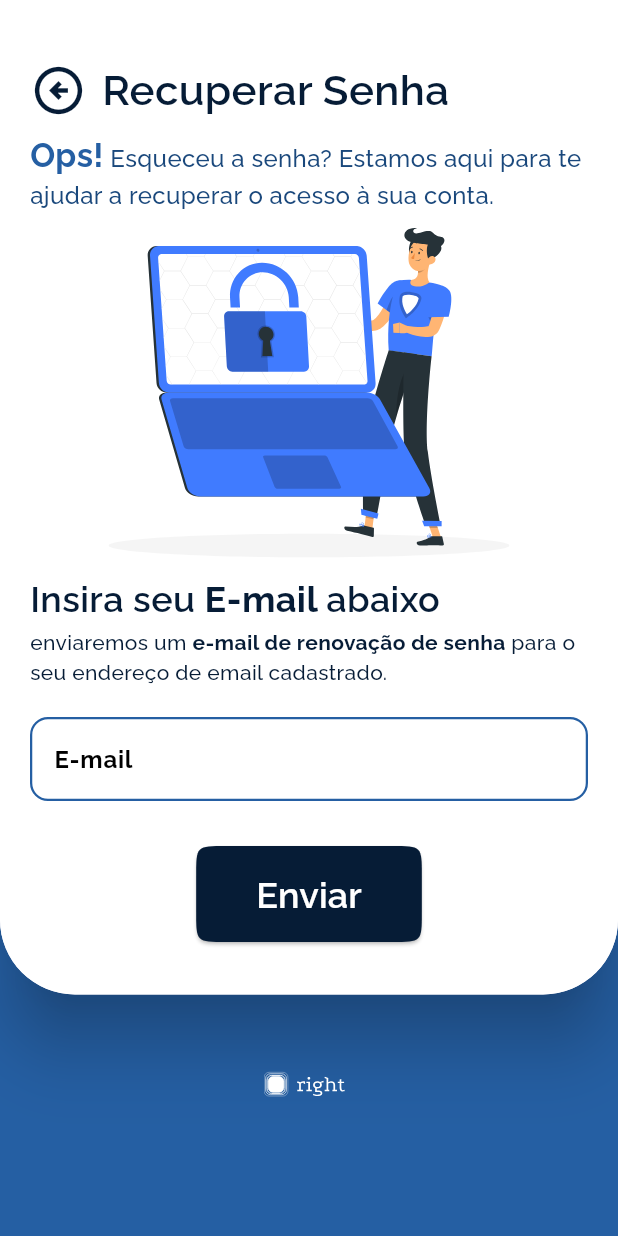
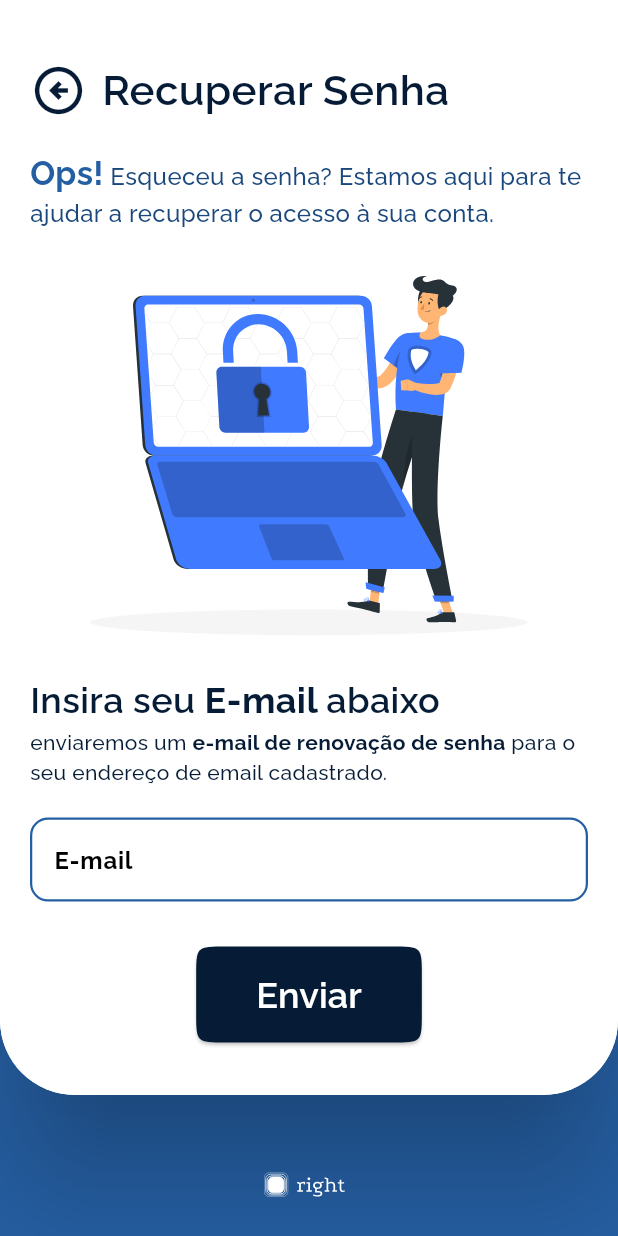
Before and after one commit to Franciscof11/Right, a Flutter app: the screen it shows after launch, after a tap on "Esqueceu a senha?", on a phone screen of 412 x 824 dp. Run offline on Flutter 3.47's test engine with Material 3 defaults, Android fonts, the phone set to English and light mode, and no system bars; our stand-ins replace another_flushbar, device_preview, flutter_heatmap_calendar, flutter_staggered_animations, flutter_svg, google_fonts and 1 more.

Commit message:
refac: sign in page

```diff
--- a/lib/features/auth/application/presentation/pages/recover_password_page.dart
+++ b/lib/features/auth/application/presentation/pages/recover_password_page.dart
@@ -20,7 +20,7 @@ class _RecoverPasswordPageState extends State<RecoverPasswordPage> {
         child: Column(
           children: [
             Material(
-              elevation: 20,
+              elevation: 35,
               borderRadius: const BorderRadius.only(
                 bottomLeft: Radius.circular(50),
                 bottomRight: Radius.circular(50),
@@ -64,7 +64,7 @@ class _RecoverPasswordPageState extends State<RecoverPasswordPage> {
                         ],
                       ),
                       const SizedBox(
-                        height: 8,
+                        height: 20,
                       ),
                       Text.rich(
                         TextSpan(
@@ -88,15 +88,15 @@ class _RecoverPasswordPageState extends State<RecoverPasswordPage> {
                         ),
                       ),
                       const SizedBox(
-                        height: 10,
+                        height: 30,
                       ),
                       SvgPicture.asset(
                         'assets/imgs/forgot_password.svg',
                         width: MediaQuery.of(context).size.width,
-                        height: 220,
+                        height: 240,
                       ),
                       const SizedBox(
-                        height: 10,
+                        height: 25,
                       ),
                       Align(
                         alignment: Alignment.centerLeft,
--- a/lib/features/auth/application/presentation/pages/sign_in_page.dart
+++ b/lib/features/auth/application/presentation/pages/sign_in_page.dart
@@ -1,5 +1,5 @@
 import 'package:flutter/material.dart';
-import 'package:flutter_svg/flutter_svg.dart';
+import 'package:flutter_svg/svg.dart';
 import 'package:google_fonts/google_fonts.dart';
 import 'package:right/features/auth/application/presentation/widgets/custom_text_form_field.dart';
 import 'package:right/utils/const_colors.dart';
@@ -22,37 +22,32 @@ class _SignInPageState extends State<SignInPage> {
     return PopScope(
       canPop: false,
       child: Scaffold(
-        backgroundColor: LightColors().primaryContainer,
+        backgroundColor: LightColors().primary,
         body: SingleChildScrollView(
-          child: Padding(
-            padding: const EdgeInsets.symmetric(horizontal: 22),
-            child: Form(
-              key: formKey,
-              child: Column(
-                children: [
-                  const SizedBox(
-                    height: 60,
+          child: Column(
+            children: [
+              Material(
+                elevation: 35,
+                borderRadius: const BorderRadius.only(
+                  bottomLeft: Radius.circular(50),
+                  bottomRight: Radius.circular(50),
+                ),
+                child: Container(
+                  decoration: const BoxDecoration(
+                    color: Colors.white,
+                    borderRadius: BorderRadius.only(
+                      bottomLeft: Radius.circular(50),
+                      bottomRight: Radius.circular(50),
+                    ),
                   ),
-                  SvgPicture.asset(
-                    'assets/imgs/logo.svg',
-                    width: 90,
-                    height: 90,
-                  ),
-                  const SizedBox(
-                    height: 50,
-                  ),
-                  Material(
-                    elevation: 12,
-                    borderRadius: BorderRadius.circular(12),
-                    child: Container(
-                      decoration: BoxDecoration(
-                        borderRadius: BorderRadius.circular(12),
-                        color: Colors.white,
-                      ),
+                  child: Padding(
+                    padding: const EdgeInsets.symmetric(horizontal: 22),
+                    child: Form(
+                      key: formKey,
                       child: Column(
                         children: [
                           const SizedBox(
-                            height: 35,
+                            height: 45,
                           ),
                           Text.rich(
                             TextSpan(
@@ -60,7 +55,7 @@ class _SignInPageState extends State<SignInPage> {
                                 style: GoogleFonts.raleway(
                                   textStyle: TextStyle(
                                     color: LightColors().primary,
-                                    fontSize: 24,
+                                    fontSize: 34,
                                     fontWeight: FontWeight.w600,
                                   ),
                                 ),
@@ -73,7 +68,7 @@ class _SignInPageState extends State<SignInPage> {
                                 ]),
                           ),
                           const SizedBox(
-                            height: 35,
+                            height: 40,
                           ),
                           Padding(
                             padding: const EdgeInsets.symmetric(horizontal: 20),
@@ -118,7 +113,7 @@ class _SignInPageState extends State<SignInPage> {
                                   ),
                                 ),
                                 const SizedBox(
-                                  height: 25,
+                                  height: 40,
                                 ),
                                 Text(
                                   'Não possui conta?',
@@ -144,7 +139,7 @@ class _SignInPageState extends State<SignInPage> {
                                   ),
                                 ),
                                 const SizedBox(
-                                  height: 32,
+                                  height: 50,
                                 ),
                                 Align(
                                   alignment: Alignment.center,
@@ -187,17 +182,24 @@ class _SignInPageState extends State<SignInPage> {
                                 const SizedBox(height: 35),
                               ],
                             ),
-                          )
+                          ),
+                          const SizedBox(
+                            height: 35,
+                          ),
                         ],
                       ),
                     ),
                   ),
-                  const SizedBox(
-                    height: 50,
-                  ),
-                ],
+                ),
               ),
-            ),
+              const SizedBox(height: 40),
+              SvgPicture.asset(
+                'assets/imgs/logo_branca.svg',
+                width: 80,
+                height: 80,
+              ),
+              const SizedBox(height: 40),
+            ],
           ),
         ),
       ),
--- a/lib/features/auth/application/presentation/pages/sign_up_page.dart
+++ b/lib/features/auth/application/presentation/pages/sign_up_page.dart
@@ -28,7 +28,7 @@ class _SignUpPageState extends State<SignUpPage> {
         child: Column(
           children: [
             Material(
-              elevation: 20,
+              elevation: 35,
               borderRadius: const BorderRadius.only(
                 bottomLeft: Radius.circular(50),
                 bottomRight: Radius.circular(50),
```
